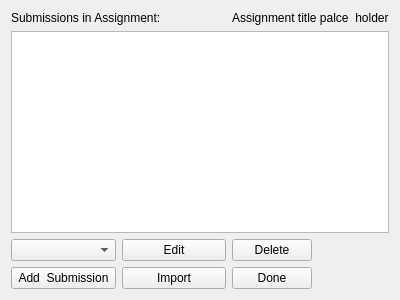
First picture: the form in GUI/assignmentview.ui, repository Laucksy/CS-205-Project, before the edit.
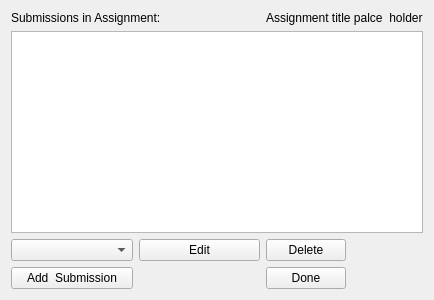
Second picture: the form after the edit.

Commit message: import screnes

The edit to the form file:
```diff
--- a/GUI/assignmentview.ui
+++ b/GUI/assignmentview.ui
@@ -6,7 +6,7 @@
    <rect>
     <x>0</x>
     <y>0</y>
-    <width>400</width>
+    <width>434</width>
     <height>300</height>
    </rect>
   </property>
@@ -17,13 +17,6 @@
    <item row="2" column="0">
     <widget class="QComboBox" name="comboBox"/>
    </item>
-   <item row="3" column="1">
-    <widget class="QPushButton" name="pushButton_5">
-     <property name="text">
-      <string>Import</string>
-     </property>
-    </widget>
-   </item>
    <item row="3" column="0">
     <widget class="QPushButton" name="pushButton">
      <property name="text">
```
The commit also changes 19 other files.
